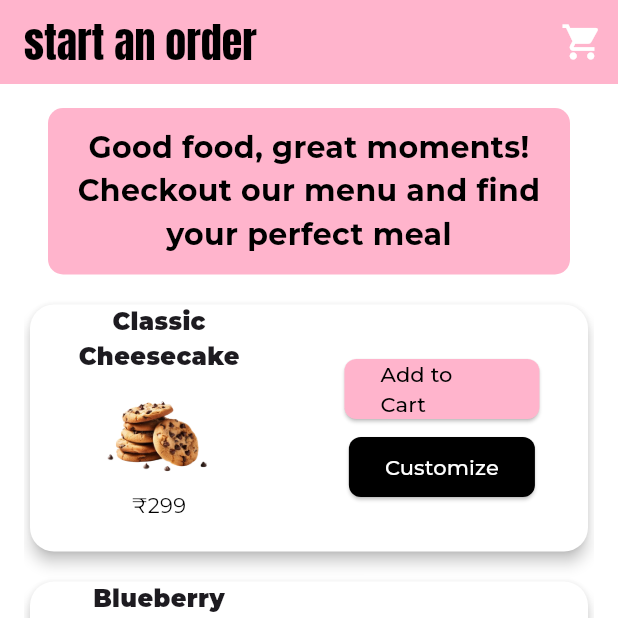
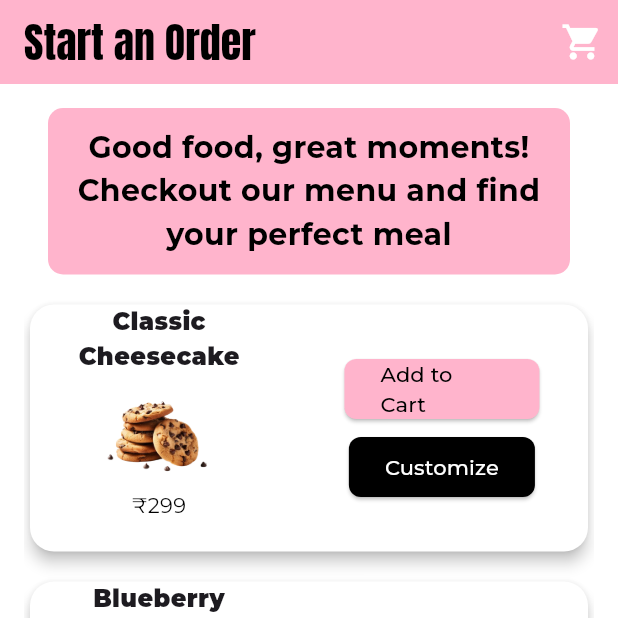
Before and after one commit to ayushj1512/cheesecake_app, a Flutter app: the OrderScreen screen opened directly, on a phone screen of 412 x 824 dp, the top half of it. Run offline on Flutter 3.47's test engine with Material 3 defaults, Android fonts, the phone set to English and light mode, and no system bars; our stand-ins replace carousel_slider, flutter_staggered_animations, google_fonts, lottie.

Commit message:
ui update

```diff
--- a/lib/orderscreen.dart
+++ b/lib/orderscreen.dart
@@ -1,7 +1,7 @@
 import 'package:flutter/material.dart';
-import 'package:funkypanda/cart2.dart';
 import 'package:funkypanda/cart3.dart';
 import 'package:google_fonts/google_fonts.dart';
+import 'package:flutter_staggered_animations/flutter_staggered_animations.dart';
 
 class OrderScreen extends StatefulWidget {
   const OrderScreen({super.key});
@@ -10,9 +10,11 @@ class OrderScreen extends StatefulWidget {
   State<OrderScreen> createState() => _OrderScreenState();
 }
 
-class _OrderScreenState extends State<OrderScreen> {
+class _OrderScreenState extends State<OrderScreen>
+    with TickerProviderStateMixin {
   int cartCount = 0;
   List<Map<String, dynamic>> cartItems = [];
+  late AnimationController _cartController;
 
   List<Map<String, dynamic>> cheesecakes = [
     {
@@ -37,11 +39,29 @@ class _OrderScreenState extends State<OrderScreen> {
     },
   ];
 
+  @override
+  void initState() {
+    super.initState();
+    _cartController = AnimationController(
+      duration: Duration(milliseconds: 1000),
+      vsync: this,
+      lowerBound: 1.0,
+      upperBound: 1.3,
+    );
+  }
+
+  @override
+  void dispose() {
+    _cartController.dispose();
+    super.dispose();
+  }
+
   void addToCart(Map<String, dynamic> cheesecake) {
     setState(() {
       cartItems.add(cheesecake);
       cartCount = cartItems.length;
     });
+    _cartController.forward().then((_) => _cartController.reverse());
   }
 
   @override
@@ -53,24 +73,25 @@ class _OrderScreenState extends State<OrderScreen> {
         backgroundColor: Color.fromRGBO(255, 180, 204, 1),
         elevation: 0,
         title: Text(
-          "start an order",
+          "Start an Order",
           style: GoogleFonts.anton(
             color: Colors.black,
             fontSize: 28,
           ),
         ),
         actions: [
-          Stack(
+          ScaleTransition(
+            scale: _cartController,
+            child: Stack(
               children: [
                 IconButton(
-                icon: Icon(Icons.shopping_cart, color: Colors.white, size: 28),
+                  icon:
+                      Icon(Icons.shopping_cart, color: Colors.white, size: 28),
                   onPressed: () {
                     Navigator.push(
                       context,
                       MaterialPageRoute(
-                      builder: (context) => Cart3(
-                        cartItems: cartItems, // Pass the actual cartItems list
-                      ),
+                        builder: (context) => Cart3(cartItems: cartItems),
                       ),
                     );
                   },
@@ -94,6 +115,7 @@ class _OrderScreenState extends State<OrderScreen> {
                   ),
               ],
             ),
+          ),
         ],
       ),
       body: Padding(
@@ -102,13 +124,11 @@ class _OrderScreenState extends State<OrderScreen> {
           child: Column(
             crossAxisAlignment: CrossAxisAlignment.start,
             children: [
-              // "Good Food" text container
               Padding(
                 padding: const EdgeInsets.symmetric(horizontal: 16.0),
                 child: Center(
                   child: Container(
-                    padding:
-                        EdgeInsets.all(12), // Added padding for better spacing
+                    padding: EdgeInsets.all(12),
                     decoration: BoxDecoration(
                       borderRadius: BorderRadius.circular(10),
                       color: Color.fromRGBO(255, 180, 204, 1),
@@ -126,13 +146,11 @@ class _OrderScreenState extends State<OrderScreen> {
                 ),
               ),
               SizedBox(height: 16),
-
-              // Cheesecake GridView
-              GridView.builder(
+              AnimationLimiter(
+                child: GridView.builder(
                   itemCount: cheesecakes.length,
-                shrinkWrap: true, // Ensures it takes only needed space
-                physics:
-                    NeverScrollableScrollPhysics(), // Disables GridView's scrolling
+                  shrinkWrap: true,
+                  physics: NeverScrollableScrollPhysics(),
                   gridDelegate: SliverGridDelegateWithFixedCrossAxisCount(
                     crossAxisCount: 1,
                     crossAxisSpacing: 12,
@@ -141,7 +159,14 @@ class _OrderScreenState extends State<OrderScreen> {
                   ),
                   itemBuilder: (context, index) {
                     final cheesecake = cheesecakes[index];
-                  return Card(
+
+                    return AnimationConfiguration.staggeredList(
+                      position: index,
+                      duration: Duration(milliseconds: 500),
+                      child: SlideAnimation(
+                        horizontalOffset: 50.0,
+                        child: FadeInAnimation(
+                          child: Card(
                             color: Colors.white,
                             shape: RoundedRectangleBorder(
                               borderRadius: BorderRadius.circular(16),
@@ -170,8 +195,8 @@ class _OrderScreenState extends State<OrderScreen> {
                                     SizedBox(height: 4),
                                     Text(
                                       "₹${cheesecake["price"]}",
-                              style:
-                                  TextStyle(fontSize: 14, color: Colors.black),
+                                      style: TextStyle(
+                                          fontSize: 14, color: Colors.black),
                                     ),
                                     SizedBox(height: 4),
                                   ],
@@ -181,7 +206,8 @@ class _OrderScreenState extends State<OrderScreen> {
                                   mainAxisAlignment: MainAxisAlignment.center,
                                   crossAxisAlignment: CrossAxisAlignment.center,
                                   children: [
-                            Container(
+                                    AnimatedContainer(
+                                      duration: Duration(milliseconds: 200),
                                       width: 130,
                                       child: ElevatedButton(
                                         onPressed: () => addToCart(cheesecake),
@@ -190,7 +216,8 @@ class _OrderScreenState extends State<OrderScreen> {
                                               Color.fromRGBO(255, 180, 204, 1),
                                           foregroundColor: Colors.white,
                                           shape: RoundedRectangleBorder(
-                                    borderRadius: BorderRadius.circular(8),
+                                            borderRadius:
+                                                BorderRadius.circular(8),
                                           ),
                                         ),
                                         child: Text(
@@ -206,7 +233,8 @@ class _OrderScreenState extends State<OrderScreen> {
                                         backgroundColor: Colors.black,
                                         foregroundColor: Colors.black,
                                         shape: RoundedRectangleBorder(
-                                  borderRadius: BorderRadius.circular(8),
+                                          borderRadius:
+                                              BorderRadius.circular(8),
                                         ),
                                       ),
                                       child: Text(
@@ -218,8 +246,12 @@ class _OrderScreenState extends State<OrderScreen> {
                                 ),
                               ],
                             ),
+                          ),
+                        ),
+                      ),
                     );
                   },
+                ),
               ),
             ],
           ),
--- a/pubspec.yaml
+++ b/pubspec.yaml
@@ -34,6 +34,7 @@ dependencies:
   cupertino_icons: ^1.0.8
   flutter:
     sdk: flutter
+  flutter_staggered_animations: ^1.1.1
   google_fonts: ^6.2.1
   lottie: ^3.3.1
   video_player: ^2.9.2
@@ -58,6 +59,7 @@ flutter:
   assets:
     - assets/background-video.mp4
     - assets/background-video.mp4
+    - assets/special_offer.jpg
     - assets/background-video1.mp4
     - assets/background-video2.mp4
     - assets/background-video3.mp4
```
Also changed, not shown: lib/offers.dart (+48 -22 lines), pubspec.lock, 4 other files. Lines whose indentation alone changed are shown as unchanged.
